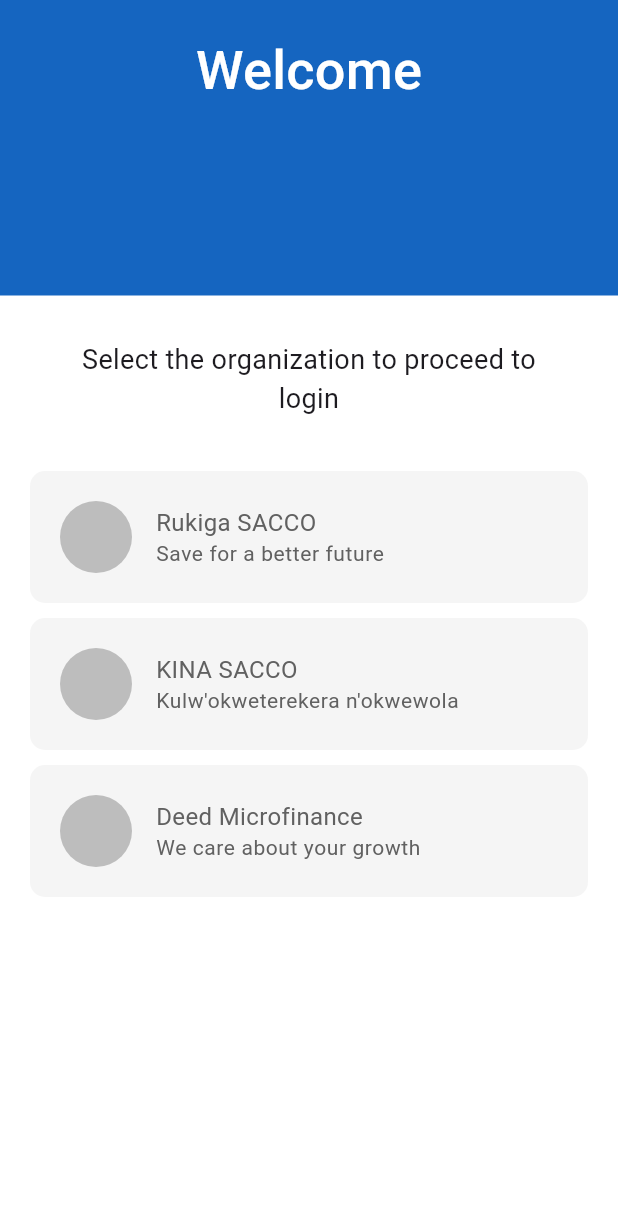
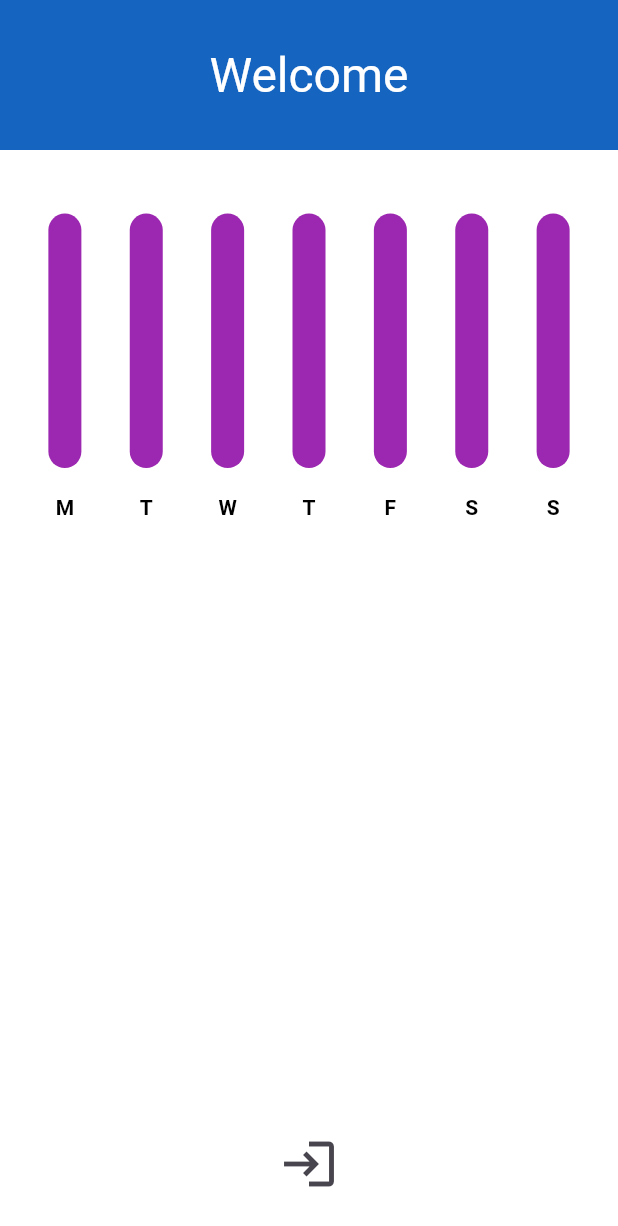
Before and after one commit to simonpojok/ensibuuko_mobis, a Flutter app: the DashboardScreen screen opened by its route, after a tap on "Rukiga SACCO", on a phone screen of 412 x 824 dp. Shown: the top 1226 px of the screen. Run offline on Flutter 3.47's test engine with Material 3 defaults, Android fonts, the phone set to English and light mode, and no system bars; drawn by our look-alikes of fl_chart; our stand-ins replace bloc, equatable, flutter_bloc, go_router, intl_phone_number_input, package_info_plus and 1 more; accounts and stored records are empty.

Commit message:
added the graph

```diff
--- a/lib/main.dart
+++ b/lib/main.dart
@@ -4,6 +4,7 @@ import 'package:go_router/go_router.dart';
 import 'package:mobis/remote/financial_institution_repository.dart';
 import 'package:mobis/screens/dashboard_screen/dashboard_screen.dart';
 import 'package:mobis/screens/dashboard_screen/dashboard_screen_cubit.dart';
+import 'package:mobis/screens/institution_details_screen/institution_details_screen.dart';
 import 'package:mobis/screens/login_error_screen/login_error_screen.dart';
 import 'package:mobis/screens/login_screen/login_screen.dart';
 import 'package:mobis/screens/login_screen/login_screen_cubit.dart';
@@ -36,7 +37,12 @@ final GoRouter _router = GoRouter(
             ),
           );
         },
-        routes: const <RouteBase>[],
+        routes: <RouteBase>[
+          GoRoute(
+            path: InstitutionDetailsScreen.path,
+            builder: (context, state) => const InstitutionDetailsScreen(),
+          ),
+        ],
         redirect: (BuildContext context, GoRouterState state) {
           final phoneNumber = context.getUserPrefsRepository().getPhoneNumber();
 
--- a/lib/screens/dashboard_screen/dashboard_screen.dart
+++ b/lib/screens/dashboard_screen/dashboard_screen.dart
@@ -1,11 +1,13 @@
 import 'package:flutter/material.dart';
 import 'package:flutter_bloc/flutter_bloc.dart';
+import 'package:go_router/go_router.dart';
 import 'package:intl/intl.dart';
 import 'package:intl_phone_number_input/intl_phone_number_input.dart';
 import 'package:mobis/storage/user_shared_preference_repository.dart';
 import 'package:intl_phone_number_input/src/utils/phone_number/phone_number_util.dart';
 
 import '../../models/financial_institution.dart';
+import '../institution_details_screen/institution_details_screen.dart';
 import 'dashboard_screen_cubit.dart';
 
 class DashboardScreen extends StatefulWidget {
@@ -82,7 +84,14 @@ class _DashboardScreenState extends State<DashboardScreen> {
                                 (item) => OrganizationListItem(
                                   name: item.name,
                                   slogan: item.slogan,
-                                  onTap: () {},
+                                  onTap: () {
+                                    context.go(
+                                      '/${InstitutionDetailsScreen.path}',
+                                      extra: {
+                                        'data': financialInstitutions,
+                                      },
+                                    );
+                                  },
                                 ),
                               )
                               .toList(),
--- /dev/null
+++ b/lib/screens/institution_details_screen/bar_chart.dart
@@ -0,0 +1,187 @@
+import 'dart:async';
+import 'dart:math';
+
+import 'package:fl_chart/fl_chart.dart';
+import 'package:flutter/material.dart';
+
+class BarChartSample1 extends StatefulWidget {
+  BarChartSample1({super.key});
+
+  final Color barBackgroundColor = Colors.white.withOpacity(0.3);
+  final Color barColor = Colors.white;
+  final Color touchedBarColor = Colors.green;
+
+  @override
+  State<StatefulWidget> createState() => BarChartSample1State();
+}
+
+class BarChartSample1State extends State<BarChartSample1> {
+  int touchedIndex = -1;
+
+  bool isPlaying = false;
+
+  @override
+  Widget build(BuildContext context) {
+    return SizedBox(
+      height: 250,
+      child: BarChart(
+        randomData(),
+      ),
+    );
+  }
+
+  BarChartGroupData makeGroupData(
+    int x,
+    double y, {
+    bool isTouched = false,
+    Color? barColor,
+    double width = 22,
+    List<int> showTooltips = const [],
+  }) {
+    barColor ??= widget.barColor;
+    return BarChartGroupData(
+      x: x,
+      barRods: [
+        BarChartRodData(
+          toY: isTouched ? y + 1 : y,
+          color: isTouched ? widget.touchedBarColor : barColor,
+          width: width,
+          borderSide: isTouched
+              ? BorderSide(color: Colors.blue.shade800)
+              : const BorderSide(color: Colors.white, width: 0),
+          backDrawRodData: BackgroundBarChartRodData(
+            show: true,
+            toY: 20,
+            color: widget.barBackgroundColor,
+          ),
+        ),
+      ],
+      showingTooltipIndicators: showTooltips,
+    );
+  }
+
+  Widget getTitles(double value, TitleMeta meta) {
+    const style = TextStyle(
+      color: Colors.black,
+      fontWeight: FontWeight.bold,
+      fontSize: 14,
+    );
+    Widget text;
+    switch (value.toInt()) {
+      case 0:
+        text = const Text('M', style: style);
+        break;
+      case 1:
+        text = const Text('T', style: style);
+        break;
+      case 2:
+        text = const Text('W', style: style);
+        break;
+      case 3:
+        text = const Text('T', style: style);
+        break;
+      case 4:
+        text = const Text('F', style: style);
+        break;
+      case 5:
+        text = const Text('S', style: style);
+        break;
+      case 6:
+        text = const Text('S', style: style);
+        break;
+      default:
+        text = const Text('', style: style);
+        break;
+    }
+    return SideTitleWidget(
+      axisSide: meta.axisSide,
+      space: 16,
+      child: text,
+    );
+  }
+
+  BarChartData randomData() {
+    return BarChartData(
+      barTouchData: BarTouchData(
+        enabled: false,
+      ),
+      titlesData: FlTitlesData(
+        show: true,
+        bottomTitles: AxisTitles(
+          sideTitles: SideTitles(
+            showTitles: true,
+            getTitlesWidget: getTitles,
+            reservedSize: 38,
+          ),
+        ),
+        leftTitles: const AxisTitles(
+          sideTitles: SideTitles(
+            showTitles: false,
+          ),
+        ),
+        topTitles: const AxisTitles(
+          sideTitles: SideTitles(
+            showTitles: false,
+          ),
+        ),
+        rightTitles: const AxisTitles(
+          sideTitles: SideTitles(
+            showTitles: false,
+          ),
+        ),
+      ),
+      borderData: FlBorderData(
+        show: false,
+      ),
+      barGroups: List.generate(7, (i) {
+        switch (i) {
+          case 0:
+            return makeGroupData(
+              0,
+              Random().nextInt(15).toDouble() + 6,
+              barColor: Colors.purple,
+            );
+          case 1:
+            return makeGroupData(
+              1,
+              Random().nextInt(15).toDouble() + 6,
+              barColor: Colors.purple,
+            );
+          case 2:
+            return makeGroupData(
+              2,
+              Random().nextInt(15).toDouble() + 6,
+              barColor: Colors.purple,
+            );
+          case 3:
+            return makeGroupData(
+              3,
+              Random().nextInt(15).toDouble() + 6,
+              barColor: Colors.purple,
+            );
+          case 4:
+            return makeGroupData(
+              4,
+              Random().nextInt(15).toDouble() + 6,
+              barColor: Colors.purple,
+            );
+          case 5:
+            return makeGroupData(
+              5,
+              Random().nextInt(15).toDouble() + 6,
+              barColor: Colors.purple,
+            );
+          case 6:
+            return makeGroupData(
+              6,
+              Random().nextInt(15).toDouble() + 6,
+              barColor: Colors.purple,
+            );
+          default:
+            return throw Error();
+        }
+      }),
+      gridData: const FlGridData(show: false),
+    );
+  }
+}
--- /dev/null
+++ b/lib/screens/institution_details_screen/institution_details_screen.dart
@@ -0,0 +1,59 @@
+import 'package:flutter/material.dart';
+import 'package:go_router/go_router.dart';
+
+import 'bar_chart.dart';
+
+class InstitutionDetailsScreen extends StatelessWidget {
+  static const String path = 'institution-details-screen';
+
+  const InstitutionDetailsScreen({super.key});
+
+  @override
+  Widget build(BuildContext context) {
+    return Scaffold(
+      backgroundColor: Colors.blue.shade800,
+      body: SafeArea(
+        child: Column(
+          crossAxisAlignment: CrossAxisAlignment.center,
+          children: [
+            const SizedBox(height: 30),
+            Text(
+              'Welcome',
+              style: Theme.of(context).textTheme.headlineLarge?.copyWith(
+                    color: Colors.white,
+                    fontSize: 32,
+                  ),
+            ),
+            const SizedBox(height: 30),
+            Expanded(
+              child: Container(
+                color: Colors.white,
+                width: double.infinity,
+                child: Column(
+                  children: [
+                    BarChartSample1(),
+                  ],
+                ),
+              ),
+            )
+          ],
+        ),
+      ),
+      bottomNavigationBar: Container(
+        color: Colors.white,
+        padding: const EdgeInsets.symmetric(vertical: 20),
+        child: Row(
+          mainAxisAlignment: MainAxisAlignment.center,
+          children: [
+            IconButton(
+              onPressed: () {
+                context.pop();
+              },
+              icon: const Icon(Icons.login, size: 40),
+            )
+          ],
+        ),
+      ),
+    );
+  }
+}
--- a/pubspec.yaml
+++ b/pubspec.yaml
@@ -43,6 +43,7 @@ dependencies:
   bloc: ^8.1.4
   shared_preferences: ^2.2.3
   intl: ^0.19.0
+  fl_chart: ^0.68.0
 
 dev_dependencies:
   flutter_test:
```
Also changed, not shown: pubspec.lock.
